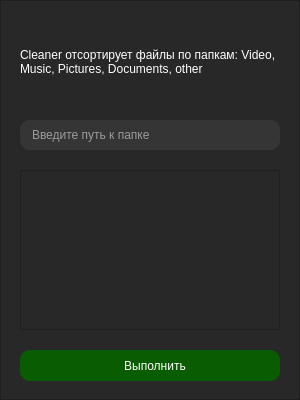
educationPyth/cleaner-worktable, file layout.ui: the form before one commit.
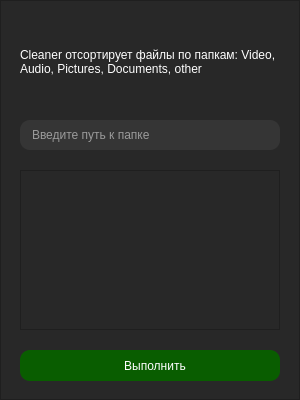
The form after the commit.

Commit message: Доработал вывод текста о количестве перемещенных файлов

```diff
--- a/layout.ui
+++ b/layout.ui
@@ -98,7 +98,7 @@
 font: 75 12pt &quot;Book Antiqua&quot;;</string>
      </property>
      <property name="text">
-      <string>Cleaner отсортирует файлы по папкам: Video, Music, Pictures, Documents, other</string>
+      <string>Cleaner отсортирует файлы по папкам: Video, Audio, Pictures, Documents, other</string>
      </property>
      <property name="textFormat">
       <enum>Qt::AutoText</enum>
```
Left out of the diff: 8 changed lines with no effect on the pictures. The commit also changes 2 other files.
